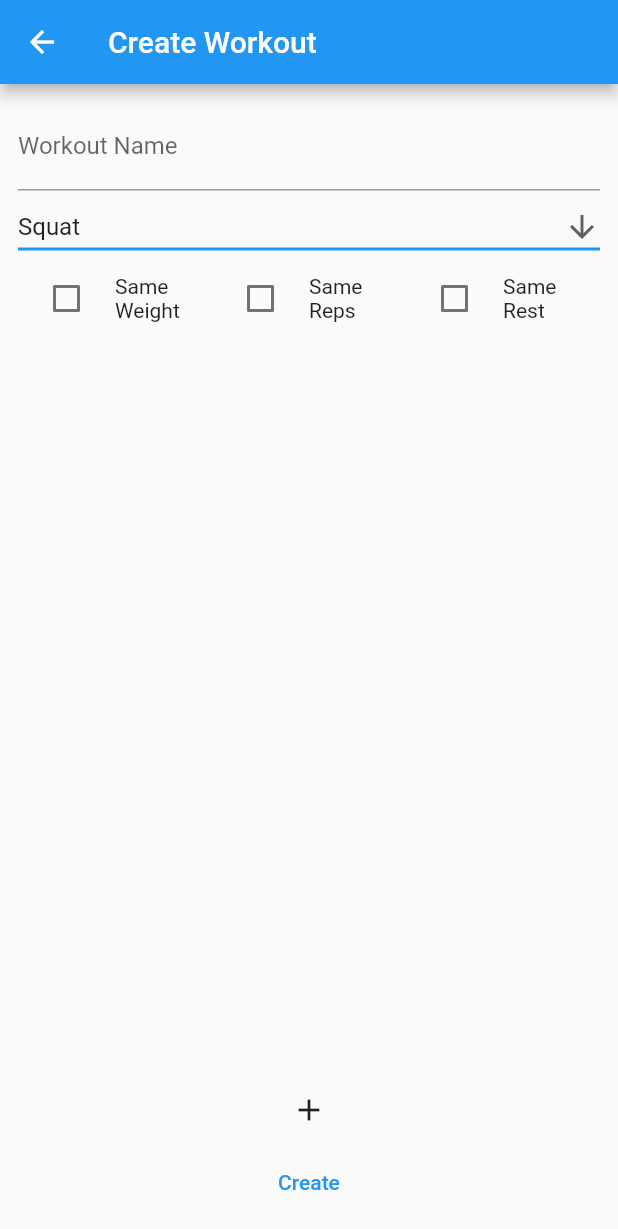
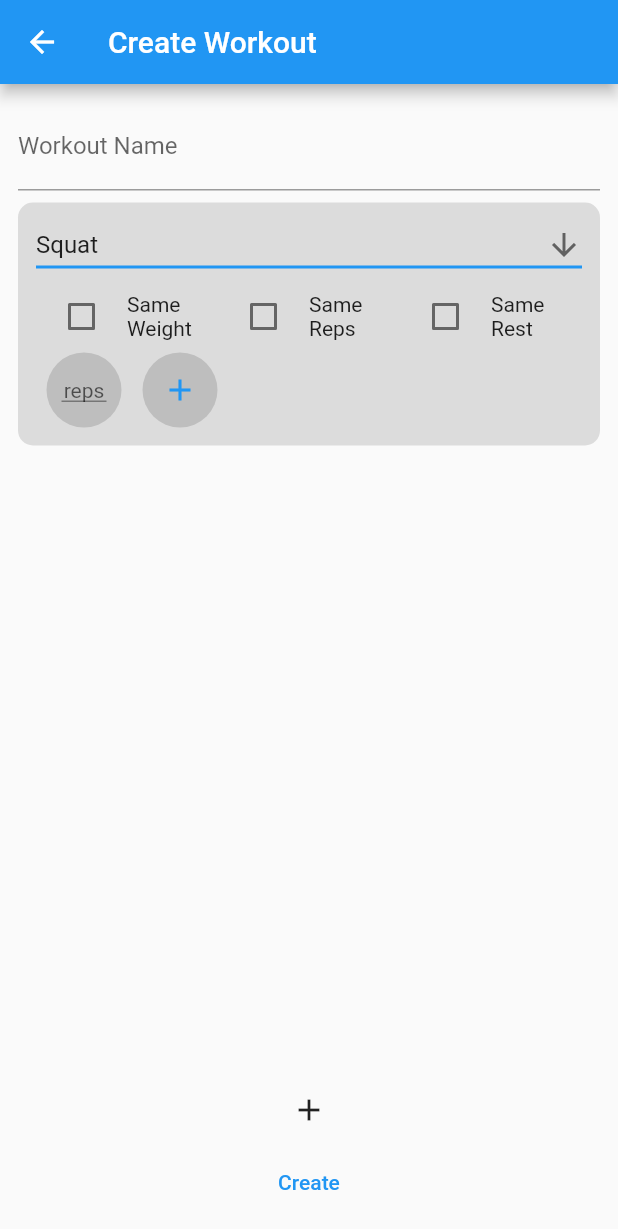
Before and after one commit to cherking19/EC463_SmartExerciseSystem, a Flutter app: the CreateRoutineRoute screen opened directly, on a phone screen of 412 x 824 dp. Shown: the top 1229 px of the screen. Run offline on Flutter 3.47's test engine with Material 2 defaults, Android fonts, the phone set to English and light mode, and no system bars; our stand-ins replace cloud_functions, custom_refresh_indicator, firebase_auth, firebase_core, shared_preferences, tuple; missing offline and left inert: duration, duration_picker; accounts and stored records are empty.

Commit message:
Save changes

```diff
--- a/smart_gym/lib/pages/workout_page/create_routine/create_routine.dart
+++ b/smart_gym/lib/pages/workout_page/create_routine/create_routine.dart
@@ -1,6 +1,9 @@
 import 'package:flutter/material.dart';
+import 'package:flutter/scheduler.dart';
 import 'package:smart_gym/pages/workout_page/widgets/create_workout_widgets.dart';
+import 'package:smart_gym/reusable_widgets/decoration.dart';
 import 'package:smart_gym/reusable_widgets/dialogs.dart';
+import 'package:smart_gym/reusable_widgets/input.dart';
 import 'package:smart_gym/reusable_widgets/reusable_widgets.dart';
 import 'package:smart_gym/reusable_widgets/snackbars.dart';
 import 'package:smart_gym/user_info/workout_info.dart';
@@ -110,7 +113,9 @@ class CreateRoutineState extends State<CreateRoutine> {
               child: ListView.builder(
                 itemCount: workout.exercises.length,
                 itemBuilder: (context, index) {
-                  return CreateRoutineExercise(
+                  return Padding(
+                    padding: const EdgeInsets.only(top: 8.0),
+                    child: CreateRoutineExercise(
                       workout: workout,
                       index: index,
                       deleteExercise: () {
@@ -118,7 +123,7 @@ class CreateRoutineState extends State<CreateRoutine> {
                           workout.deleteExercise(index);
                         });
                       },
-                    // exercise: workout.exercises[index],
+                    ),
                   );
                 },
               ),
@@ -127,9 +132,6 @@ class CreateRoutineState extends State<CreateRoutine> {
           Column(
             crossAxisAlignment: CrossAxisAlignment.center,
             children: [
-              // Align(
-              //   alignment: Alignment.bottomCenter,
-              //   child:
               IconButton(
                 onPressed: () {
                   setState(() {
@@ -144,55 +146,11 @@ class CreateRoutineState extends State<CreateRoutine> {
                 },
                 child: const Text('Create'),
               ),
-              // ),
             ],
           ),
-
-          // Row(
-          //   mainAxisAlignment: MainAxisAlignment.center,
-          //   children: [
-          //     TextButton(
-          //       onPressed: () {
-          //         tryCreate();
-          //       },
-          //       child: const Text('Create'),
-          //     ),
-          //   ],
-          // ),
         ],
       ),
     );
-    // Column(
-    //   children: [
-    //     Form(
-    //       key: formKey,
-    //       child: WorkoutWidget(
-    //         // key: formKey,
-    //         type: WidgetType.create,
-    //         workout: workout,
-    //         editable: false,
-    //         // formKey: formKey,
-    //       ),
-    //     ),
-    //     Row(
-    //       mainAxisAlignment: MainAxisAlignment.center,
-    //       children: [
-    //         TextButton(
-    //           onPressed: () {
-    //             tryCreate();
-    //           },
-    //           child: const Text('Create'),
-    //         ),
-    //       ],
-    //     ),
-    //   ],
-    // );
-    // WorkoutForm(
-    //   editable: true,
-    //   viewing: false,
-    //   workout: workout,
-    //   saveWorkout: submitWorkout,
-    // );
   }
 }
 
@@ -215,13 +173,48 @@ class CreateRoutineExercise extends StatefulWidget {
 }
 
 class CreateRoutineExerciseState extends State<CreateRoutineExercise> {
+  ScrollController scrollController = ScrollController();
+
   Exercise getExercise() {
     return widget.workout.exercises[widget.index];
   }
 
   @override
   Widget build(BuildContext context) {
-    return Column(
+    const EdgeInsets setWidgetPadding = EdgeInsets.fromLTRB(0.0, 5.0, 0.0, 8.0);
+
+    List<Widget> setWidgets = List.generate(
+      getExercise().sets.length,
+      (index) => CreateRoutineSet(),
+    );
+
+    setWidgets.add(
+      Padding(
+        padding: EdgeInsets.zero, //setWidgetPadding,
+        child: Align(
+          alignment: Alignment.topCenter,
+          child: TextButton(
+            onPressed: () {
+              setState(() {
+                getExercise().addSet();
+              });
+              SchedulerBinding.instance.addPostFrameCallback((timeStamp) {
+                scrollController
+                    .jumpTo(scrollController.position.maxScrollExtent);
+              });
+            },
+            style: setButtonStyle(),
+            child: const Icon(Icons.add),
+          ),
+        ),
+      ),
+    );
+
+    return Container(
+      decoration: globalBoxDecoration,
+      child: Padding(
+        padding: const EdgeInsets.fromLTRB(12.0, 4.0, 12.0, 12.0),
+        child: Column(
           children: [
             Row(
               children: [
@@ -285,7 +278,87 @@ class CreateRoutineExerciseState extends State<CreateRoutineExercise> {
                   child: Text('Same Rest'),
                 ),
               ],
-        )
+            ),
+            Align(
+              alignment: Alignment.centerLeft,
+              child: Scrollbar(
+                child: SingleChildScrollView(
+                  scrollDirection: Axis.horizontal,
+                  controller: scrollController,
+                  child: IntrinsicHeight(
+                    child: Row(
+                      children: setWidgets,
+                    ),
+                  ),
+                ),
+              ),
+            ),
+          ],
+        ),
+      ),
+    );
+  }
+}
+
+class CreateRoutineSet extends StatefulWidget {
+  const CreateRoutineSet({
+    Key? key,
+  }) : super(key: key);
+
+  @override
+  CreateRoutineSetState createState() => CreateRoutineSetState();
+}
+
+class CreateRoutineSetState extends State<CreateRoutineSet> {
+  late TextEditingController repsController;
+
+  @override
+  void initState() {
+    super.initState();
+
+    repsController = TextEditingController();
+  }
+
+  @override
+  void dispose() {
+    repsController.dispose();
+
+    super.dispose();
+  }
+
+  @override
+  Widget build(BuildContext context) {
+    return Column(
+      children: [
+        TextButton(
+          onPressed: null,
+          style: setButtonStyle(),
+          child: SizedBox(
+            width: 30,
+            child: TextFormField(
+              controller: repsController,
+              // focusNode: repsFocusNode,
+              // autofocus: widget.type != WidgetType.create,
+              inputFormatters: positiveInteger,
+              keyboardType: TextInputType.number,
+              validator: (value) {
+                if (value == null ||
+                    value.isEmpty ||
+                    int.parse(repsController.text) <= 0) {
+                  return '';
+                }
+
+                return null;
+              },
+              decoration: minimalInputDecoration(
+                hint: 'reps',
+                errorStyle: minimalTextStyling,
+              ),
+              style: const TextStyle(fontSize: 14.0),
+              textAlign: TextAlign.center,
+            ),
+          ),
+        ),
       ],
     );
   }
--- a/smart_gym/lib/reusable_widgets/buttons.dart
+++ b/smart_gym/lib/reusable_widgets/buttons.dart
@@ -1,5 +1,6 @@
 import 'package:flutter/material.dart';
 import 'package:smart_gym/reusable_widgets/dialogs.dart';
+import 'package:smart_gym/reusable_widgets/set_widgets/set_widget.dart';
 import 'package:smart_gym/utils/function_utils.dart';
 
 ButtonStyle minimalButtonStyle({
--- a/smart_gym/lib/reusable_widgets/decoration.dart
+++ b/smart_gym/lib/reusable_widgets/decoration.dart
@@ -29,3 +29,21 @@ InputDecoration minimalInputDecoration({
 const TextStyle minimalTextStyling = TextStyle(
   height: 0,
 );
+
+const double setCircleDiameter = 50;
+
+ButtonStyle setButtonStyle() {
+  return TextButton.styleFrom(
+    backgroundColor: const Color.fromARGB(
+      255,
+      190,
+      190,
+      190,
+    ),
+    fixedSize: const Size(
+      setCircleDiameter,
+      setCircleDiameter,
+    ),
+    shape: const CircleBorder(),
+  );
+}
--- a/smart_gym/lib/reusable_widgets/set_widgets/set_widget.dart
+++ b/smart_gym/lib/reusable_widgets/set_widgets/set_widget.dart
@@ -8,24 +8,6 @@ import 'package:smart_gym/reusable_widgets/decoration.dart';
 import 'package:smart_gym/services/TimerService.dart';
 import 'package:smart_gym/utils/widget_utils.dart';
 import 'weight_tooltip.dart';
-
-const double setCircleDiameter = 50;
-
-ButtonStyle setButtonStyle() {
-  return TextButton.styleFrom(
-    backgroundColor: const Color.fromARGB(
-      255,
-      190,
-      190,
-      190,
-    ),
-    fixedSize: const Size(
-      setCircleDiameter,
-      setCircleDiameter,
-    ),
-    shape: const CircleBorder(),
-  );
-}
 
 class SetWidget extends StatefulWidget {
   final WidgetType type;
@@ -140,7 +122,6 @@ class SetWidgetState extends State<SetWidget>
   Widget build(BuildContext context) {
     return Column(
       children: [
-        // Text('hello'),
         Stack(
           children: [
             Positioned(
```
Lines whose indentation alone changed are shown as unchanged.
